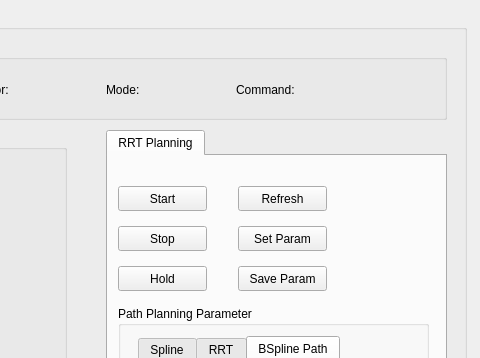
Before: the Qt Designer form src/px4_trajectory_replanning/ui/offboardcontroller.ui in haritsahm/PX4-TrajectoryReplanning, drawn with Qt 5; both pictures show x 204 to 684 and y 0 to 358 of the 684 by 618 pixel window.
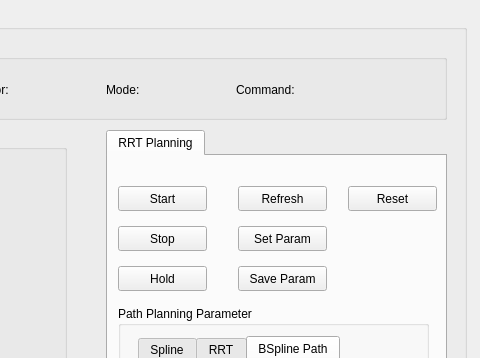
After: the same form once the commit is applied.

```diff
--- a/src/px4_trajectory_replanning/ui/offboardcontroller.ui
+++ b/src/px4_trajectory_replanning/ui/offboardcontroller.ui
@@ -320,6 +320,19 @@
        <string>Save Param</string>
       </property>
      </widget>
+     <widget class="QPushButton" name="mission_rrt_reset_param">
+      <property name="geometry">
+       <rect>
+        <x>240</x>
+        <y>30</y>
+        <width>89</width>
+        <height>25</height>
+       </rect>
+      </property>
+      <property name="text">
+       <string>Reset</string>
+      </property>
+     </widget>
     </widget>
    </widget>
    <widget class="QGroupBox" name="groupBox_2">
```
